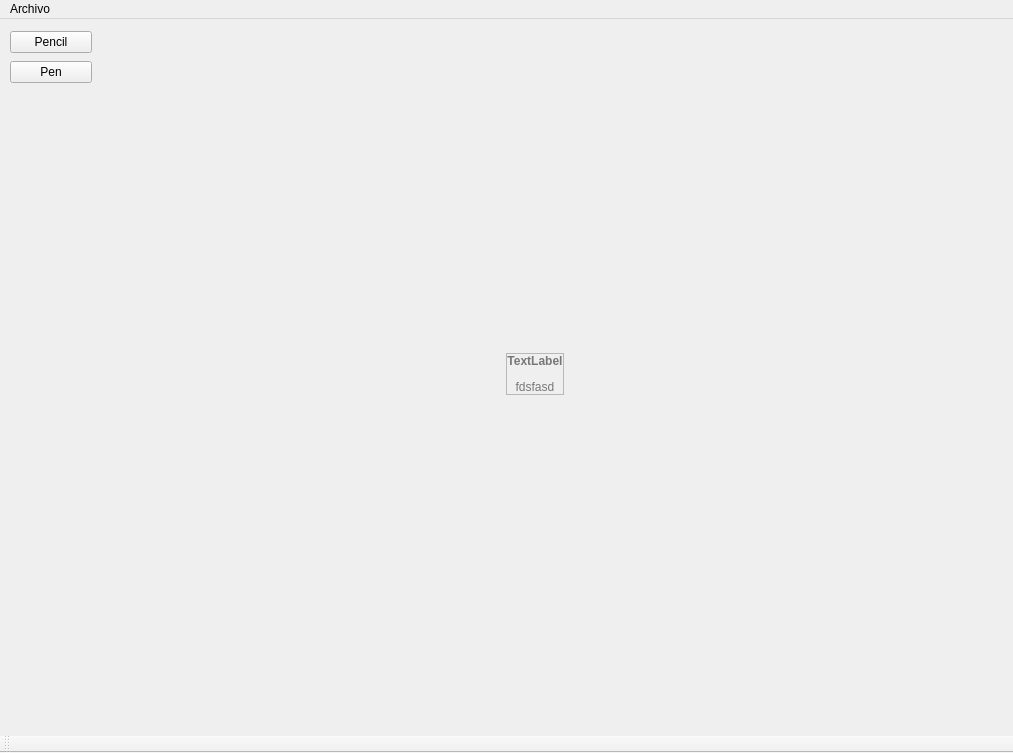
Old version of the form PaintPlusPlus/mainwindow.ui in the repository Dcastroe10/Proyecto_2_Datos_II.
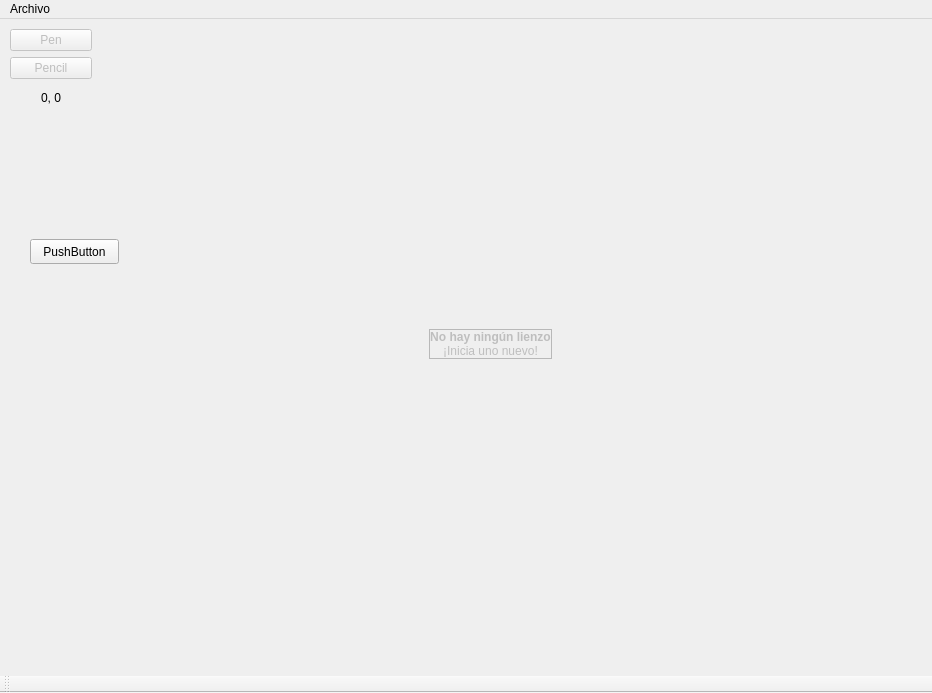
New version of the form. Custom widgets are drawn as their Qt base class.

```diff
--- a/PaintPlusPlus/mainwindow.ui
+++ b/PaintPlusPlus/mainwindow.ui
@@ -9,423 +9,15 @@
    <rect>
     <x>0</x>
     <y>0</y>
-    <width>1013</width>
-    <height>753</height>
+    <width>932</width>
+    <height>693</height>
    </rect>
   </property>
   <property name="palette">
    <palette>
-    <active>
-     <colorrole role="WindowText">
-      <brush brushstyle="SolidPattern">
-       <color alpha="255">
-        <red>0</red>
-        <green>0</green>
-        <blue>0</blue>
-       </color>
-      </brush>
-     </colorrole>
-     <colorrole role="Button">
-      <brush brushstyle="SolidPattern">
-       <color alpha="255">
-        <red>239</red>
-        <green>239</green>
-        <blue>239</blue>
-       </color>
-      </brush>
-     </colorrole>
-     <colorrole role="Light">
-      <brush brushstyle="SolidPattern">
-       <color alpha="255">
-        <red>255</red>
-        <green>255</green>
-        <blue>255</blue>
-       </color>
-      </brush>
-     </colorrole>
-     <colorrole role="Midlight">
-      <brush brushstyle="SolidPattern">
-       <color alpha="255">
-        <red>247</red>
-        <green>247</green>
-        <blue>247</blue>
-       </color>
-      </brush>
-     </colorrole>
-     <colorrole role="Dark">
-      <brush brushstyle="SolidPattern">
-       <color alpha="255">
-        <red>119</red>
-        <green>119</green>
-        <blue>119</blue>
-       </color>
-      </brush>
-     </colorrole>
-     <colorrole role="Mid">
-      <brush brushstyle="SolidPattern">
-       <color alpha="255">
-        <red>159</red>
-        <green>159</green>
-        <blue>159</blue>
-       </color>
-      </brush>
-     </colorrole>
-     <colorrole role="Text">
-      <brush brushstyle="SolidPattern">
-       <color alpha="255">
-        <red>0</red>
-        <green>0</green>
-        <blue>0</blue>
-       </color>
-      </brush>
-     </colorrole>
-     <colorrole role="BrightText">
-      <brush brushstyle="SolidPattern">
-       <color alpha="255">
-        <red>255</red>
-        <green>255</green>
-        <blue>255</blue>
-       </color>
-      </brush>
-     </colorrole>
-     <colorrole role="ButtonText">
-      <brush brushstyle="SolidPattern">
-       <color alpha="255">
-        <red>0</red>
-        <green>0</green>
-        <blue>0</blue>
-       </color>
-      </brush>
-     </colorrole>
-     <colorrole role="Base">
-      <brush brushstyle="SolidPattern">
-       <color alpha="255">
-        <red>255</red>
-        <green>255</green>
-        <blue>255</blue>
-       </color>
-      </brush>
-     </colorrole>
-     <colorrole role="Window">
-      <brush brushstyle="SolidPattern">
-       <color alpha="255">
-        <red>239</red>
-        <green>239</green>
-        <blue>239</blue>
-       </color>
-      </brush>
-     </colorrole>
-     <colorrole role="Shadow">
-      <brush brushstyle="SolidPattern">
-       <color alpha="255">
-        <red>0</red>
-        <green>0</green>
-        <blue>0</blue>
-       </color>
-      </brush>
-     </colorrole>
-     <colorrole role="AlternateBase">
-      <brush brushstyle="SolidPattern">
-       <color alpha="255">
-        <red>247</red>
-        <green>247</green>
-        <blue>247</blue>
-       </color>
-      </brush>
-     </colorrole>
-     <colorrole role="ToolTipBase">
-      <brush brushstyle="SolidPattern">
-       <color alpha="255">
-        <red>255</red>
-        <green>255</green>
-        <blue>220</blue>
-       </color>
-      </brush>
-     </colorrole>
-     <colorrole role="ToolTipText">
-      <brush brushstyle="SolidPattern">
-       <color alpha="255">
-        <red>0</red>
-        <green>0</green>
-        <blue>0</blue>
-       </color>
-      </brush>
-     </colorrole>
-    </active>
-    <inactive>
-     <colorrole role="WindowText">
-      <brush brushstyle="SolidPattern">
-       <color alpha="255">
-        <red>0</red>
-        <green>0</green>
-        <blue>0</blue>
-       </color>
-      </brush>
-     </colorrole>
-     <colorrole role="Button">
-      <brush brushstyle="SolidPattern">
-       <color alpha="255">
-        <red>239</red>
-        <green>239</green>
-        <blue>239</blue>
-       </color>
-      </brush>
-     </colorrole>
-     <colorrole role="Light">
-      <brush brushstyle="SolidPattern">
-       <color alpha="255">
-        <red>255</red>
-        <green>255</green>
-        <blue>255</blue>
-       </color>
-      </brush>
-     </colorrole>
-     <colorrole role="Midlight">
-      <brush brushstyle="SolidPattern">
-       <color alpha="255">
-        <red>202</red>
-        <green>202</green>
-        <blue>202</blue>
-       </color>
-      </brush>
-     </colorrole>
-     <colorrole role="Dark">
-      <brush brushstyle="SolidPattern">
-       <color alpha="255">
-        <red>159</red>
-        <green>159</green>
-        <blue>159</blue>
-       </color>
-      </brush>
-     </colorrole>
-     <colorrole role="Mid">
-      <brush brushstyle="SolidPattern">
-       <color alpha="255">
-        <red>184</red>
-        <green>184</green>
-        <blue>184</blue>
-       </color>
-      </brush>
-     </colorrole>
-     <colorrole role="Text">
-      <brush brushstyle="SolidPattern">
-       <color alpha="255">
-        <red>0</red>
-        <green>0</green>
-        <blue>0</blue>
-       </color>
-      </brush>
-     </colorrole>
-     <colorrole role="BrightText">
-      <brush brushstyle="SolidPattern">
-       <color alpha="255">
-        <red>255</red>
-        <green>255</green>
-        <blue>255</blue>
-       </color>
-      </brush>
-     </colorrole>
-     <colorrole role="ButtonText">
-      <brush brushstyle="SolidPattern">
-       <color alpha="255">
-        <red>0</red>
-        <green>0</green>
-        <blue>0</blue>
-       </color>
-      </brush>
-     </colorrole>
-     <colorrole role="Base">
-      <brush brushstyle="SolidPattern">
-       <color alpha="255">
-        <red>255</red>
-        <green>255</green>
-        <blue>255</blue>
-       </color>
-      </brush>
-     </colorrole>
-     <colorrole role="Window">
-      <brush brushstyle="SolidPattern">
-       <color alpha="255">
-        <red>239</red>
-        <green>239</green>
-        <blue>239</blue>
-       </color>
-      </brush>
-     </colorrole>
-     <colorrole role="Shadow">
-      <brush brushstyle="SolidPattern">
-       <color alpha="255">
-        <red>118</red>
-        <green>118</green>
-        <blue>118</blue>
-       </color>
-      </brush>
-     </colorrole>
-     <colorrole role="AlternateBase">
-      <brush brushstyle="SolidPattern">
-       <color alpha="255">
-        <red>247</red>
-        <green>247</green>
-        <blue>247</blue>
-       </color>
-      </brush>
-     </colorrole>
-     <colorrole role="ToolTipBase">
-      <brush brushstyle="SolidPattern">
-       <color alpha="255">
-        <red>255</red>
-        <green>255</green>
-        <blue>220</blue>
-       </color>
-      </brush>
-     </colorrole>
-     <colorrole role="ToolTipText">
-      <brush brushstyle="SolidPattern">
-       <color alpha="255">
-        <red>0</red>
-        <green>0</green>
-        <blue>0</blue>
-       </color>
-      </brush>
-     </colorrole>
-    </inactive>
-    <disabled>
-     <colorrole role="WindowText">
-      <brush brushstyle="SolidPattern">
-       <color alpha="255">
-        <red>119</red>
-        <green>119</green>
-        <blue>119</blue>
-       </color>
-      </brush>
-     </colorrole>
-     <colorrole role="Button">
-      <brush brushstyle="SolidPattern">
-       <color alpha="255">
-        <red>239</red>
-        <green>239</green>
-        <blue>239</blue>
-       </color>
-      </brush>
-     </colorrole>
-     <colorrole role="Light">
-      <brush brushstyle="SolidPattern">
-       <color alpha="255">
-        <red>255</red>
-        <green>255</green>
-        <blue>255</blue>
-       </color>
-      </brush>
-     </colorrole>
-     <colorrole role="Midlight">
-      <brush brushstyle="SolidPattern">
-       <color alpha="255">
-        <red>247</red>
-        <green>247</green>
-        <blue>247</blue>
-       </color>
-      </brush>
-     </colorrole>
-     <colorrole role="Dark">
-      <brush brushstyle="SolidPattern">
-       <color alpha="255">
-        <red>119</red>
-        <green>119</green>
-        <blue>119</blue>
-       </color>
-      </brush>
-     </colorrole>
-     <colorrole role="Mid">
-      <brush brushstyle="SolidPattern">
-       <color alpha="255">
-        <red>159</red>
-        <green>159</green>
-        <blue>159</blue>
-       </color>
-      </brush>
-     </colorrole>
-     <colorrole role="Text">
-      <brush brushstyle="SolidPattern">
-       <color alpha="255">
-        <red>119</red>
-        <green>119</green>
-        <blue>119</blue>
-       </color>
-      </brush>
-     </colorrole>
-     <colorrole role="BrightText">
-      <brush brushstyle="SolidPattern">
-       <color alpha="255">
-        <red>255</red>
-        <green>255</green>
-        <blue>255</blue>
-       </color>
-      </brush>
-     </colorrole>
-     <colorrole role="ButtonText">
-      <brush brushstyle="SolidPattern">
-       <color alpha="255">
-        <red>119</red>
-        <green>119</green>
-        <blue>119</blue>
-       </color>
-      </brush>
-     </colorrole>
-     <colorrole role="Base">
-      <brush brushstyle="SolidPattern">
-       <color alpha="255">
-        <red>239</red>
-        <green>239</green>
-        <blue>239</blue>
-       </color>
-      </brush>
-     </colorrole>
-     <colorrole role="Window">
-      <brush brushstyle="SolidPattern">
-       <color alpha="255">
-        <red>239</red>
-        <green>239</green>
-        <blue>239</blue>
-       </color>
-      </brush>
-     </colorrole>
-     <colorrole role="Shadow">
-      <brush brushstyle="SolidPattern">
-       <color alpha="255">
-        <red>177</red>
-        <green>177</green>
-        <blue>177</blue>
-       </color>
-      </brush>
-     </colorrole>
-     <colorrole role="AlternateBase">
-      <brush brushstyle="SolidPattern">
-       <color alpha="255">
-        <red>247</red>
-        <green>247</green>
-        <blue>247</blue>
-       </color>
-      </brush>
-     </colorrole>
-     <colorrole role="ToolTipBase">
-      <brush brushstyle="SolidPattern">
-       <color alpha="255">
-        <red>255</red>
-        <green>255</green>
-        <blue>220</blue>
-       </color>
-      </brush>
-     </colorrole>
-     <colorrole role="ToolTipText">
-      <brush brushstyle="SolidPattern">
-       <color alpha="255">
-        <red>0</red>
-        <green>0</green>
-        <blue>0</blue>
-       </color>
-      </brush>
-     </colorrole>
-    </disabled>
+    <active/>
+    <inactive/>
+    <disabled/>
    </palette>
   </property>
   <property name="windowTitle">
@@ -437,12 +29,12 @@
      <rect>
       <x>70</x>
       <y>10</y>
-      <width>931</width>
-      <height>691</height>
+      <width>841</width>
+      <height>631</height>
      </rect>
     </property>
     <layout class="QGridLayout" name="gridLayout">
-     <item row="0" column="0" alignment="Qt::AlignHCenter|Qt::AlignVCenter">
+     <item row="0" column="1" alignment="Qt::AlignHCenter|Qt::AlignVCenter">
       <widget class="canvasImage" name="canvasLabel">
        <property name="enabled">
         <bool>false</bool>
@@ -454,7 +46,7 @@
         <enum>QFrame::StyledPanel</enum>
        </property>
        <property name="text">
-        <string>&lt;html&gt;&lt;head/&gt;&lt;body&gt;&lt;p&gt;&lt;span style=&quot; font-weight:700;&quot;&gt;TextLabel&lt;/span&gt;&lt;/p&gt;&lt;p&gt;fdsfasd&lt;/p&gt;&lt;/body&gt;&lt;/html&gt;</string>
+        <string>&lt;html&gt;&lt;head/&gt;&lt;body&gt;&lt;p&gt;&lt;span style=&quot; font-weight:700;&quot;&gt;No hay ningún lienzo&lt;/span&gt;&lt;br/&gt;¡Inicia uno nuevo!&lt;/p&gt;&lt;/body&gt;&lt;/html&gt;</string>
        </property>
        <property name="scaledContents">
         <bool>true</bool>
@@ -472,33 +64,62 @@
       <x>10</x>
       <y>10</y>
       <width>82</width>
-      <height>58</height>
+      <height>81</height>
      </rect>
     </property>
     <layout class="QGridLayout" name="gridLayout_2">
-     <item row="0" column="1">
-      <widget class="QPushButton" name="pushButton">
-       <property name="text">
-        <string>Pencil</string>
-       </property>
-      </widget>
-     </item>
      <item row="1" column="1">
-      <widget class="QPushButton" name="pushButton_2">
+      <widget class="QPushButton" name="pencilButton">
+       <property name="enabled">
+        <bool>false</bool>
+       </property>
+       <property name="text">
+        <string>Pencil</string>
+       </property>
+      </widget>
+     </item>
+     <item row="0" column="1">
+      <widget class="QPushButton" name="penButton">
+       <property name="enabled">
+        <bool>false</bool>
+       </property>
        <property name="text">
         <string>Pen</string>
        </property>
       </widget>
      </item>
+     <item row="2" column="1">
+      <widget class="QLabel" name="mouseLocationLabel">
+       <property name="text">
+        <string>0, 0</string>
+       </property>
+       <property name="alignment">
+        <set>Qt::AlignCenter</set>
+       </property>
+      </widget>
+     </item>
     </layout>
    </widget>
+   <widget class="QPushButton" name="pushButton">
+    <property name="geometry">
+     <rect>
+      <x>30</x>
+      <y>220</y>
+      <width>89</width>
+      <height>25</height>
+     </rect>
+    </property>
+    <property name="text">
+     <string>PushButton</string>
+    </property>
+   </widget>
   </widget>
   <widget class="QMenuBar" name="menubar">
    <property name="geometry">
     <rect>
      <x>0</x>
      <y>0</y>
-     <width>1013</width>
+     <width>932</width>
      <height>22</height>
     </rect>
    </property>
```
